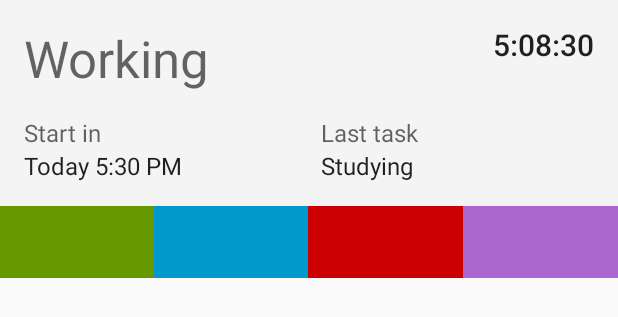
After one commit to FBisca/scheddy, an Android app: the layout header_dashboard.xml on its own in the app's theme, with its tools: preview values and no code run, on a phone screen of 412 x 824 dp. The commit adds this screen. Shown: the top 317 px of the screen. Run offline under Robolectric (Android 15) with nearby library versions, the phone set to English and light mode, and no system bars.

Commit message:
First layout

```diff
--- a/app/src/main/res/layout/activity_main.xml
+++ b/app/src/main/res/layout/activity_main.xml
@@ -3,14 +3,8 @@
     xmlns:tools="http://schemas.android.com/tools"
     android:layout_width="match_parent"
     android:layout_height="match_parent"
-    android:paddingBottom="@dimen/activity_vertical_margin"
-    android:paddingLeft="@dimen/activity_horizontal_margin"
-    android:paddingRight="@dimen/activity_horizontal_margin"
-    android:paddingTop="@dimen/activity_vertical_margin"
-    tools:context="com.scheddy.MainActivity">
+    tools:context="com.scheddy.ui.activity.DashboardActivity">
 
-    <TextView
-        android:layout_width="wrap_content"
-        android:layout_height="wrap_content"
-        android:text="Hello World!" />
+    <include layout="@layout/header_dashboard"/>
+
 </RelativeLayout>
--- /dev/null
+++ b/app/src/main/res/layout/header_dashboard.xml
@@ -0,0 +1,127 @@
+<?xml version="1.0" encoding="utf-8"?>
+
+<LinearLayout xmlns:android="http://schemas.android.com/apk/res/android"
+    xmlns:tools="http://schemas.android.com/tools"
+    android:layout_width="match_parent"
+    android:layout_height="wrap_content"
+    android:orientation="vertical">
+
+    <RelativeLayout
+        android:layout_width="match_parent"
+        android:layout_height="wrap_content"
+        android:background="#F4F4F4"
+        android:padding="16dp">
+
+        <TextView
+            android:id="@+id/label_currentTask"
+            android:layout_width="wrap_content"
+            android:layout_height="wrap_content"
+            android:layout_alignParentLeft="true"
+            android:layout_alignParentStart="true"
+            android:layout_toLeftOf="@+id/label_currentTime"
+            android:layout_toStartOf="@+id/label_currentTime"
+            android:textAppearance="@style/TextAppearance.AppCompat.Display1"
+            tools:text="Working" />
+
+        <TextView
+            android:id="@+id/label_currentTime"
+            android:layout_width="wrap_content"
+            android:layout_height="wrap_content"
+            android:layout_alignParentEnd="true"
+            android:layout_alignParentRight="true"
+            android:layout_alignTop="@+id/label_currentTask"
+            android:textAppearance="@style/TextAppearance.AppCompat.Title"
+            tools:text="5:08:30" />
+
+        <LinearLayout
+            android:id="@+id/infoBox"
+            android:layout_width="match_parent"
+            android:layout_height="wrap_content"
+            android:layout_below="@+id/label_currentTask"
+            android:layout_marginTop="16dp"
+            android:baselineAligned="false"
+            android:orientation="horizontal">
+
+            <LinearLayout
+                android:layout_width="0dp"
+                android:layout_height="wrap_content"
+                android:layout_weight="1"
+                android:orientation="vertical">
+
+                <TextView
+                    android:id="@+id/label_startLabel"
+                    android:layout_width="wrap_content"
+                    android:layout_height="wrap_content"
+                    android:alpha="0.70"
+                    android:textAppearance="@style/TextAppearance.AppCompat.Subhead"
+                    tools:text="Start in" />
+
+                <TextView
+                    android:id="@+id/label_startTime"
+                    android:layout_width="wrap_content"
+                    android:layout_height="wrap_content"
+                    android:textAppearance="@style/TextAppearance.AppCompat.Subhead"
+                    tools:text="Today 5:30 PM" />
+
+            </LinearLayout>
+
+            <LinearLayout
+                android:layout_width="0dp"
+                android:layout_height="wrap_content"
+                android:layout_marginLeft="16dp"
+                android:layout_marginStart="16dp"
+                android:layout_weight="1"
+                android:orientation="vertical">
+
+                <TextView
+                    android:id="@+id/label_lastTaskLabel"
+                    android:layout_width="wrap_content"
+                    android:layout_height="wrap_content"
+                    android:alpha="0.70"
+                    android:textAppearance="@style/TextAppearance.AppCompat.Subhead"
+                    tools:text="Last task" />
+
+                <TextView
+                    android:id="@+id/label_lastTask"
+                    android:layout_width="wrap_content"
+                    android:layout_height="wrap_content"
+                    android:textAppearance="@style/TextAppearance.AppCompat.Subhead"
+                    tools:text="Studying" />
+
+            </LinearLayout>
+
+        </LinearLayout>
+    </RelativeLayout>
+
+    <LinearLayout
+        android:layout_width="match_parent"
+        android:layout_height="wrap_content"
+        android:baselineAligned="false"
+        android:orientation="horizontal">
+
+        <FrameLayout
+            android:layout_width="0dp"
+            android:layout_height="48dp"
+            android:layout_weight="1"
+            android:background="@android:color/holo_green_dark" />
+
+        <FrameLayout
+            android:layout_width="0dp"
+            android:layout_height="48dp"
+            android:layout_weight="1"
+            android:background="@android:color/holo_blue_dark" />
+
+        <FrameLayout
+            android:layout_width="0dp"
+            android:layout_height="48dp"
+            android:layout_weight="1"
+            android:background="@android:color/holo_red_dark" />
+
+        <FrameLayout
+            android:layout_width="0dp"
+            android:layout_height="48dp"
+            android:layout_weight="1"
+            android:background="@android:color/holo_purple" />
+    </LinearLayout>
+
+</LinearLayout>
```
